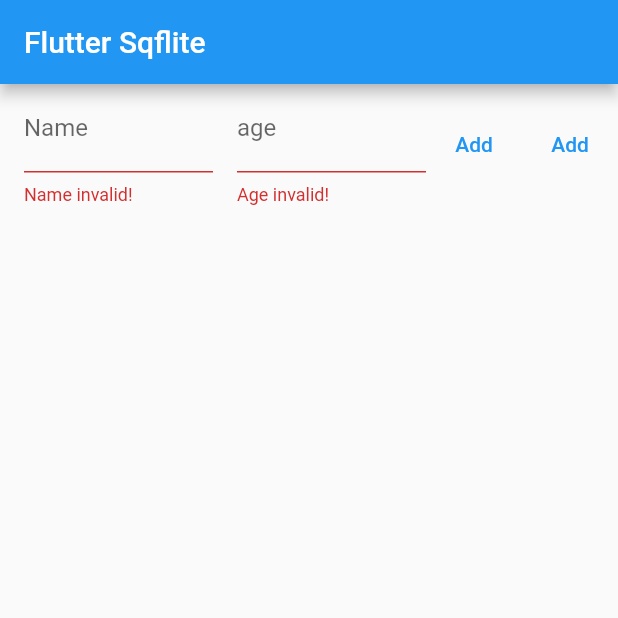
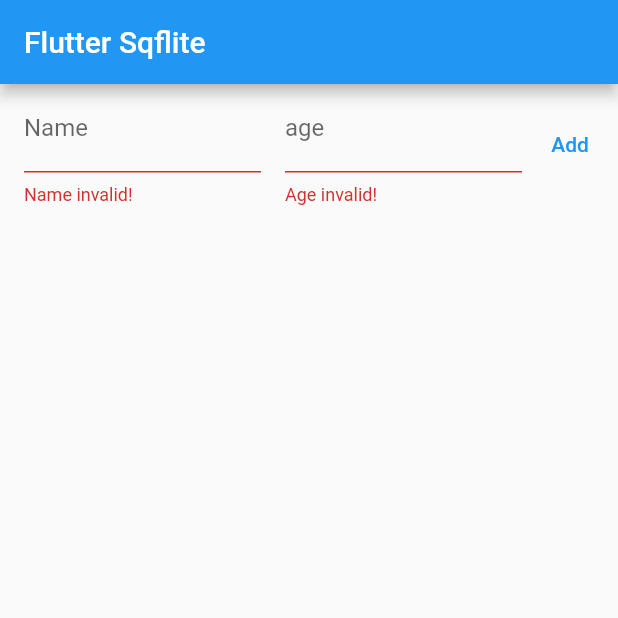
Before and after one commit to anhnt224/sqflite_database, a Flutter app: the screen it shows after launch, after a tap on "Add", on a phone screen of 412 x 824 dp, the top half of it. Run offline on Flutter 3.47's test engine with Material 2 defaults, Android fonts, the phone set to English and light mode, and no system bars; our stand-ins replace sqflite; accounts and stored records are empty.

Commit message:
fix some issue

```diff
--- a/lib/main.dart
+++ b/lib/main.dart
@@ -52,10 +52,6 @@ class _MyHomePageState extends State<MyHomePage> {
     addNewUser(newUser);
   }
 
-  void _onButtonTap(){
-    print('Tap');
-  }
-
   @override
   Widget build(BuildContext context) {
     return Scaffold(
@@ -68,7 +64,6 @@ class _MyHomePageState extends State<MyHomePage> {
           children: [
             InputForm(
               onUpdated: _onUpdated,
-              onButtonTap: _onButtonTap,
             ),
             Expanded(
               child: ListView(
@@ -128,9 +123,8 @@ class _MyHomePageState extends State<MyHomePage> {
 }
 
 class InputForm extends StatefulWidget {
-  const InputForm({Key? key, required this.onUpdated, required this.onButtonTap}) : super(key: key);
+  const InputForm({Key? key, required this.onUpdated}) : super(key: key);
   final ValueChanged<User> onUpdated;
-  final Function onButtonTap;
 
   @override
   State<InputForm> createState() => _InputFormState();
@@ -187,12 +181,6 @@ class _InputFormState extends State<InputForm> {
             },
             child: const Text('Add'),
           ),
-          TextButton(
-            onPressed: () {
-              widget.onButtonTap();
-            },
-            child: const Text('Add'),
-          )
         ],
       ),
     );
```
